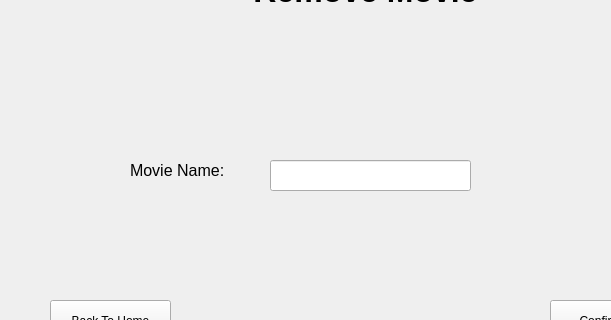
First picture: the form in Cinema-GUI/RemoveMovie.ui, repository abohoss/Cinema-Booking-System, before the edit; both pictures show x 0 to 611 and y 90 to 410 of the 734 by 509 pixel window.
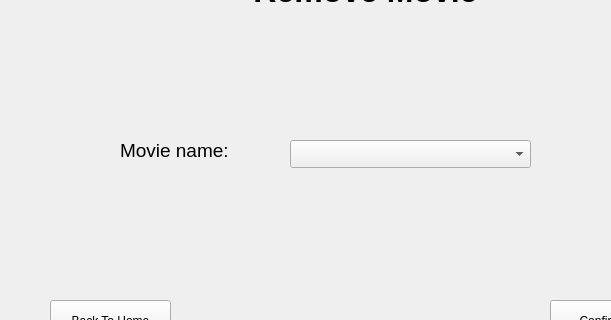
Second picture: the form after the edit.

```diff
--- a/Cinema-GUI/RemoveMovie.ui
+++ b/Cinema-GUI/RemoveMovie.ui
@@ -36,34 +36,6 @@
      <set>Qt::AlignCenter</set>
     </property>
    </widget>
-   <widget class="QLabel" name="label_2">
-    <property name="geometry">
-     <rect>
-      <x>130</x>
-      <y>240</y>
-      <width>131</width>
-      <height>41</height>
-     </rect>
-    </property>
-    <property name="font">
-     <font>
-      <pointsize>12</pointsize>
-     </font>
-    </property>
-    <property name="text">
-     <string>Movie Name:</string>
-    </property>
-   </widget>
-   <widget class="QLineEdit" name="name">
-    <property name="geometry">
-     <rect>
-      <x>270</x>
-      <y>250</y>
-      <width>201</width>
-      <height>31</height>
-     </rect>
-    </property>
-   </widget>
    <widget class="QPushButton" name="confirm">
     <property name="geometry">
      <rect>
@@ -90,6 +62,52 @@
      <string>Back To Home</string>
     </property>
    </widget>
+   <widget class="QComboBox" name="name">
+    <property name="geometry">
+     <rect>
+      <x>290</x>
+      <y>230</y>
+      <width>241</width>
+      <height>28</height>
+     </rect>
+    </property>
+   </widget>
+   <widget class="QLabel" name="label_2">
+    <property name="geometry">
+     <rect>
+      <x>120</x>
+      <y>220</y>
+      <width>141</width>
+      <height>41</height>
+     </rect>
+    </property>
+    <property name="font">
+     <font>
+      <pointsize>14</pointsize>
+     </font>
+    </property>
+    <property name="text">
+     <string>Movie name:</string>
+    </property>
+   </widget>
+   <widget class="QLabel" name="label_3">
+    <property name="geometry">
+     <rect>
+      <x>200</x>
+      <y>390</y>
+      <width>291</width>
+      <height>41</height>
+     </rect>
+    </property>
+    <property name="font">
+     <font>
+      <pointsize>12</pointsize>
+     </font>
+    </property>
+    <property name="text">
+     <string/>
+    </property>
+   </widget>
   </widget>
   <widget class="QMenuBar" name="menubar">
    <property name="geometry">
```
